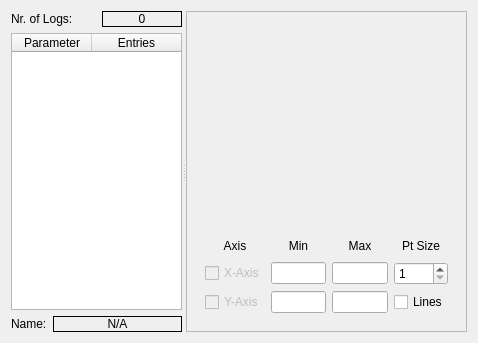
Qt form muondetector-gui/src/main/logplotswidget.ui (MuonPi/muondetector) before a commit.
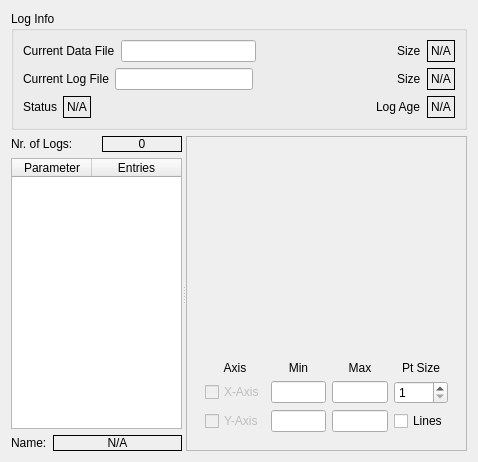
The same form after that commit. Custom widgets are drawn as their Qt base class.

The edit to the form file:
```diff
--- a/muondetector-gui/src/main/logplotswidget.ui
+++ b/muondetector-gui/src/main/logplotswidget.ui
@@ -7,19 +7,185 @@
     <x>0</x>
     <y>0</y>
     <width>478</width>
-    <height>343</height>
+    <height>462</height>
    </rect>
   </property>
   <property name="windowTitle">
    <string>Form</string>
   </property>
-  <layout class="QGridLayout" name="gridLayout_4">
+  <layout class="QGridLayout" name="gridLayout_5">
    <item row="0" column="0">
+    <widget class="QGroupBox" name="groupBox">
+     <property name="title">
+      <string>Log Info</string>
+     </property>
+     <layout class="QGridLayout" name="gridLayout_4">
+      <item row="0" column="0" colspan="3">
+       <layout class="QHBoxLayout" name="horizontalLayout_2">
+        <item>
+         <widget class="QLabel" name="label_6">
+          <property name="text">
+           <string>Current Data File</string>
+          </property>
+         </widget>
+        </item>
+        <item>
+         <widget class="QLineEdit" name="dataFileNameLineEdit">
+          <property name="readOnly">
+           <bool>true</bool>
+          </property>
+         </widget>
+        </item>
+        <item>
+         <spacer name="horizontalSpacer_5">
+          <property name="orientation">
+           <enum>Qt::Horizontal</enum>
+          </property>
+          <property name="sizeType">
+           <enum>QSizePolicy::MinimumExpanding</enum>
+          </property>
+          <property name="sizeHint" stdset="0">
+           <size>
+            <width>40</width>
+            <height>20</height>
+           </size>
+          </property>
+         </spacer>
+        </item>
+        <item>
+         <widget class="QLabel" name="label_9">
+          <property name="text">
+           <string>Size</string>
+          </property>
+         </widget>
+        </item>
+        <item>
+         <widget class="QLabel" name="dataSizeLabel">
+          <property name="frameShape">
+           <enum>QFrame::Box</enum>
+          </property>
+          <property name="text">
+           <string>N/A</string>
+          </property>
+         </widget>
+        </item>
+       </layout>
+      </item>
+      <item row="1" column="0" colspan="3">
+       <layout class="QHBoxLayout" name="horizontalLayout_3">
+        <item>
+         <widget class="QLabel" name="label_7">
+          <property name="text">
+           <string>Current Log File</string>
+          </property>
+         </widget>
+        </item>
+        <item>
+         <widget class="QLineEdit" name="logFileNameLineEdit">
+          <property name="readOnly">
+           <bool>true</bool>
+          </property>
+         </widget>
+        </item>
+        <item>
+         <spacer name="horizontalSpacer_6">
+          <property name="orientation">
+           <enum>Qt::Horizontal</enum>
+          </property>
+          <property name="sizeType">
+           <enum>QSizePolicy::MinimumExpanding</enum>
+          </property>
+          <property name="sizeHint" stdset="0">
+           <size>
+            <width>40</width>
+            <height>20</height>
+           </size>
+          </property>
+         </spacer>
+        </item>
+        <item>
+         <widget class="QLabel" name="label_10">
+          <property name="text">
+           <string>Size</string>
+          </property>
+         </widget>
+        </item>
+        <item>
+         <widget class="QLabel" name="logSizeLabel">
+          <property name="frameShape">
+           <enum>QFrame::Box</enum>
+          </property>
+          <property name="text">
+           <string>N/A</string>
+          </property>
+         </widget>
+        </item>
+       </layout>
+      </item>
+      <item row="2" column="0">
+       <layout class="QHBoxLayout" name="horizontalLayout_4">
+        <item>
+         <widget class="QLabel" name="label_11">
+          <property name="text">
+           <string>Status</string>
+          </property>
+         </widget>
+        </item>
+        <item>
+         <widget class="QLabel" name="logStatusLabel">
+          <property name="frameShape">
+           <enum>QFrame::Box</enum>
+          </property>
+          <property name="text">
+           <string>N/A</string>
+          </property>
+         </widget>
+        </item>
+       </layout>
+      </item>
+      <item row="2" column="1">
+       <spacer name="horizontalSpacer_7">
+        <property name="orientation">
+         <enum>Qt::Horizontal</enum>
+        </property>
+        <property name="sizeHint" stdset="0">
+         <size>
+          <width>349</width>
+          <height>20</height>
+         </size>
+        </property>
+       </spacer>
+      </item>
+      <item row="2" column="2">
+       <layout class="QHBoxLayout" name="horizontalLayout_5">
+        <item>
+         <widget class="QLabel" name="label_12">
+          <property name="text">
+           <string>Log Age</string>
+          </property>
+         </widget>
+        </item>
+        <item>
+         <widget class="QLabel" name="logAgeLabel">
+          <property name="frameShape">
+           <enum>QFrame::Box</enum>
+          </property>
+          <property name="text">
+           <string>N/A</string>
+          </property>
+         </widget>
+        </item>
+       </layout>
+      </item>
+     </layout>
+    </widget>
+   </item>
+   <item row="1" column="0">
     <widget class="QSplitter" name="splitter">
      <property name="orientation">
       <enum>Qt::Horizontal</enum>
      </property>
-     <widget class="QWidget" name="">
+     <widget class="QWidget" name="layoutWidget">
       <layout class="QVBoxLayout" name="verticalLayout">
        <item>
         <layout class="QHBoxLayout" name="horizontalLayout">
```
